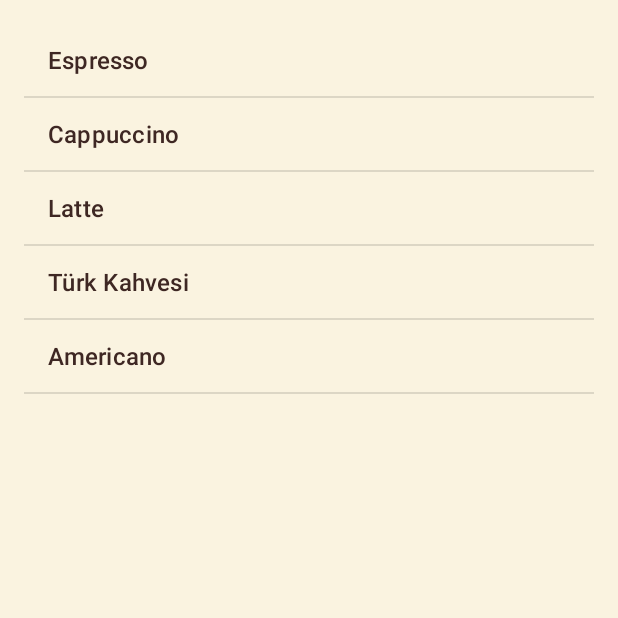
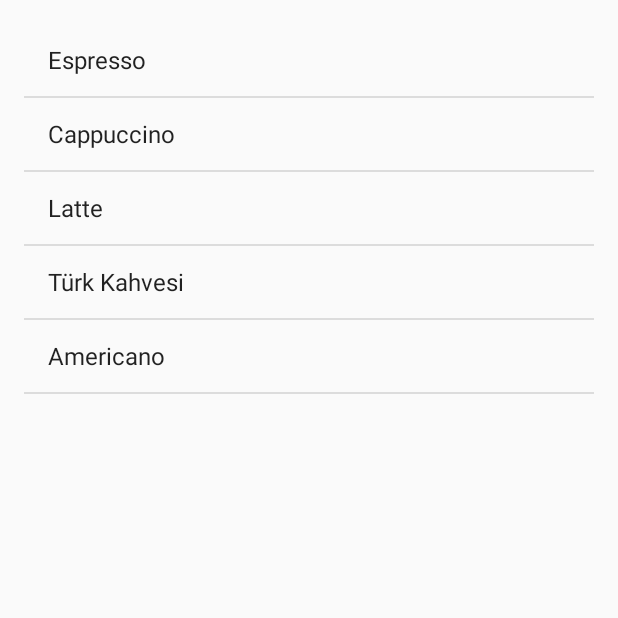
Before and after one commit to anilk52/coffee-android, an Android app: the RecipeActivity screen opened directly, with no data from a screen before it, on a phone screen of 412 x 824 dp, the top half of it. Run offline under Robolectric (Android 15) with nearby library versions, the phone set to English and light mode, and no system bars.

Commit message:
Update styles.xml

```diff
--- a/app/src/main/res/values/styles.xml
+++ b/app/src/main/res/values/styles.xml
@@ -1,16 +1,18 @@
-<resources xmlns:tools="http://schemas.android.com/tools">
+<?xml version="1.0" encoding="utf-8"?>
+<resources>
 
     <!-- Uygulama teması -->
-    <style name="Theme.Coffee" parent="Theme.Material3.DayNight.NoActionBar">
-        <item name="colorPrimary">#6F4E37</item> <!-- kahve rengi -->
-        <item name="colorPrimaryVariant">#8B5A2B</item>
-        <item name="colorOnPrimary">#FFFFFF</item>
-        <item name="android:statusBarColor">?attr/colorPrimaryVariant</item>
-        <item name="android:navigationBarColor">?attr/colorPrimaryVariant</item>
-        <item name="android:windowBackground">#FAF3E0</item> <!-- açık bej arka plan -->
-        <item name="android:fontFamily">@android:font/arial</item>
-        <item name="android:textColor">#3E2723</item>
-        <item name="android:buttonStyle">@style/Widget.Material3.Button</item>
+    <style name="Theme.Coffee" parent="Theme.AppCompat.Light.NoActionBar">
+        <!-- Fontu kaynak yerine string olarak veriyoruz -->
+        <item name="android:fontFamily">sans-serif</item>
+        <item name="fontFamily">sans-serif</item>
+    </style>
+
+    <!-- Orta kalınlıkta yazılar için opsiyonel stil -->
+    <style name="Text.Medium">
+        <item name="android:fontFamily">sans-serif-medium</item>
+        <item name="fontFamily">sans-serif-medium</item>
+        <item name="android:textStyle">normal</item>
     </style>
 
 </resources>
```
